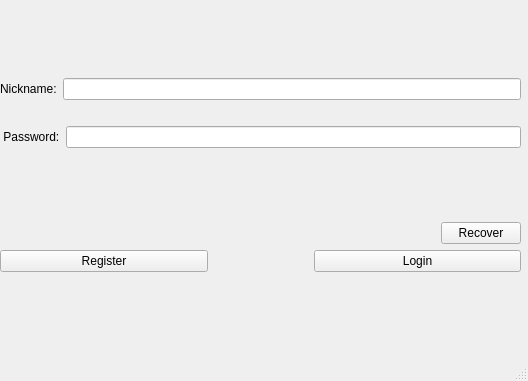
Before: the Qt Designer form ClientQt/ClientSide/mainwindow.ui in raik199x/Clent-server-Chat-linux, drawn with Qt 5.
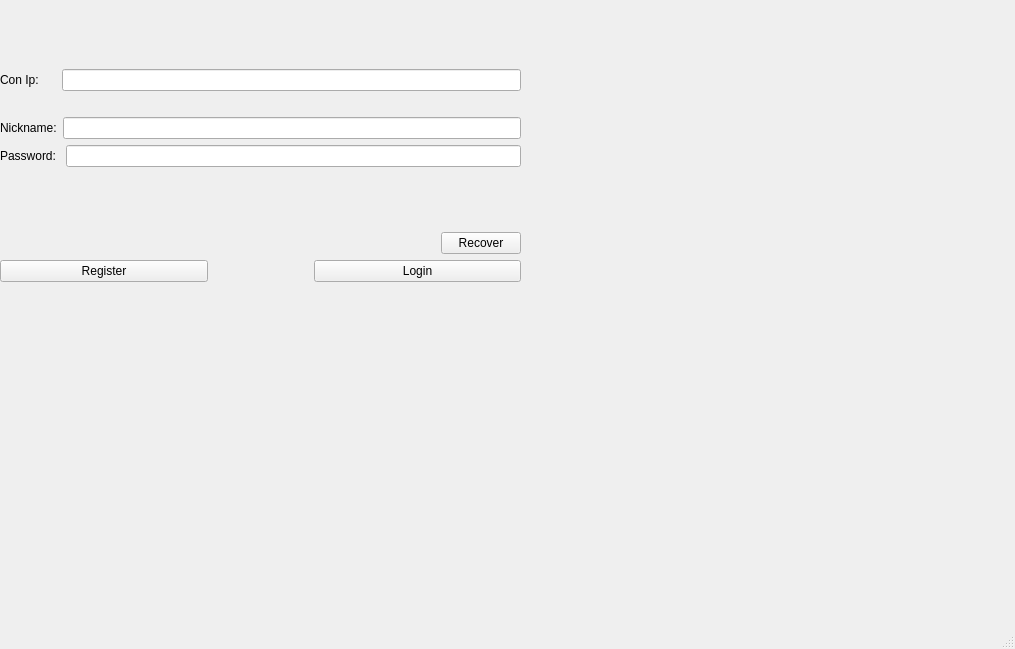
After: the same form once the commit is applied.

Commit message: add ip connection line

Diff of the .ui file:
```diff
--- a/ClientQt/ClientSide/mainwindow.ui
+++ b/ClientQt/ClientSide/mainwindow.ui
@@ -6,8 +6,8 @@
    <rect>
     <x>0</x>
     <y>0</y>
-    <width>528</width>
-    <height>381</height>
+    <width>1015</width>
+    <height>649</height>
    </rect>
   </property>
   <property name="windowTitle">
@@ -27,16 +27,16 @@
      <item>
       <layout class="QVBoxLayout" name="verticalLayout_2">
        <item>
-        <layout class="QHBoxLayout" name="horizontalLayout_3">
+        <layout class="QHBoxLayout" name="horizontalLayout_5">
          <item>
-          <widget class="QLabel" name="LoginLabel">
+          <widget class="QLabel" name="conip">
            <property name="text">
-            <string>Nickname:</string>
+            <string>Con Ip:     </string>
            </property>
           </widget>
          </item>
          <item>
-          <widget class="QLineEdit" name="LoginWrite"/>
+          <widget class="QLineEdit" name="ipWrite"/>
          </item>
         </layout>
        </item>
@@ -56,12 +56,26 @@
          </property>
         </spacer>
        </item>
+       <item>
+        <layout class="QHBoxLayout" name="horizontalLayout_3">
+         <item>
+          <widget class="QLabel" name="LoginLabel">
+           <property name="text">
+            <string>Nickname:</string>
+           </property>
+          </widget>
+         </item>
+         <item>
+          <widget class="QLineEdit" name="LoginWrite"/>
+         </item>
+        </layout>
+       </item>
        <item>
         <layout class="QHBoxLayout" name="horizontalLayout_4">
          <item>
           <widget class="QLabel" name="label">
            <property name="text">
-            <string> Password:</string>
+            <string>Password: </string>
            </property>
           </widget>
          </item>
```
Left out of the diff: 2 changed lines with no effect on the pictures. The commit also changes 11 other files.
